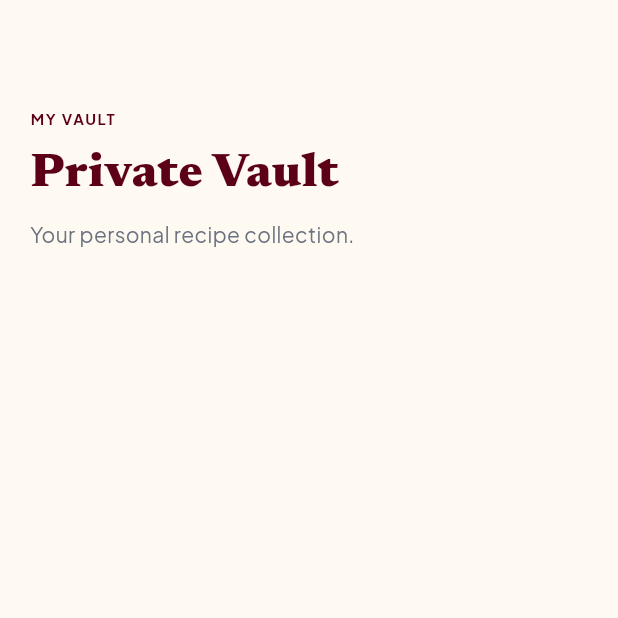
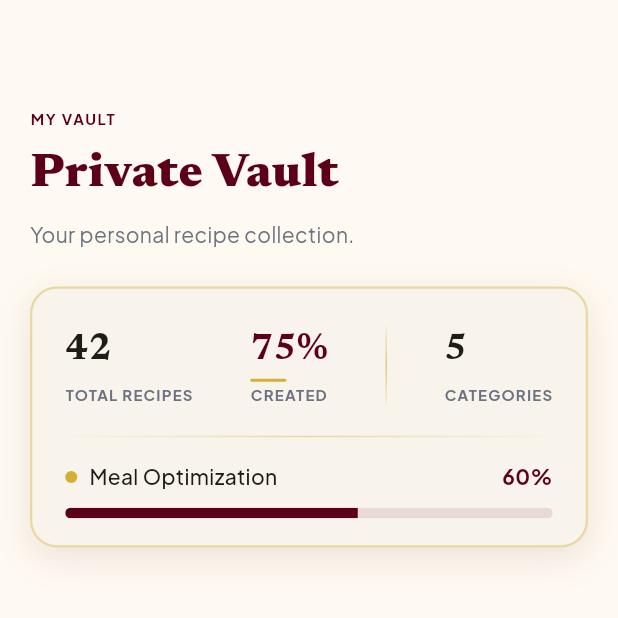
Before and after one commit to COS301-SE-2026/Mealchemy, a Flutter app: the VaultScreen screen opened by its route, on a phone screen of 412 x 824 dp, the top half of it. Run offline on Flutter 3.47's test engine with Material 3 defaults, Android fonts, the phone set to English and light mode, and no system bars; our stand-ins replace dio, flutter_riverpod, go_router, google_fonts.

Commit message:
created a vault stats , add validation for the signup form

```diff
--- a/frontend/lib/features/auth/widgets/signup_form.dart
+++ b/frontend/lib/features/auth/widgets/signup_form.dart
@@ -5,6 +5,7 @@ import 'package:mealchemy/core/shared_widgets/atoms/app_card.dart';
 import 'package:mealchemy/core/shared_widgets/atoms/app_text_field.dart';
 import 'package:mealchemy/core/theme/app_colours.dart';
 import 'package:mealchemy/core/theme/app_typography.dart';
+import 'package:mealchemy/core/utils/validators.dart';
 
 class SignupForm extends StatefulWidget {
   const SignupForm({super.key});
@@ -15,12 +16,17 @@ class SignupForm extends StatefulWidget {
 
 class _SignupFormState extends State<SignupForm> {
   // Input controllers for the signup fields
-  final _nameController            = TextEditingController();
-  final _emailController           = TextEditingController();
-  final _passwordController        = TextEditingController();
+  final _nameController = TextEditingController();
+  final _emailController = TextEditingController();
+  final _passwordController = TextEditingController();
   final _confirmPasswordController = TextEditingController();
 
   bool _isLoading = false;
+  //Validation error variables
+  String? _nameError;
+  String? _emailError;
+  String? _passwordError;
+  String? _confirmPasswordError;
 
   @override
   void dispose() {
@@ -32,13 +38,27 @@ class _SignupFormState extends State<SignupForm> {
     super.dispose();
   }
 
+  bool _validate() {
+    setState(() {
+      _nameError = Validators.textField(_nameController.text);
+      _emailError = Validators.email(_emailController.text);
+      _passwordError = Validators.password(_passwordController.text);
+      _confirmPasswordError = Validators.confirmPassword(
+          _passwordController.text, _confirmPasswordController.text);
+    });
+    return _nameError == null &&
+        _emailError == null &&
+        _passwordError == null &&
+        _confirmPasswordError == null;
+  }
+
   //On click register button logic
   void _handleRegister() {
+    if (!_validate()) return;
     setState(() => _isLoading = true);
     Future.delayed(const Duration(seconds: 1), () {
       if (mounted) {
         setState(() => _isLoading = false);
-        // TODO: connect to auth provider then navigate to preference screen
         context.go('/preference');
       }
     });
@@ -74,7 +94,6 @@ class _SignupFormState extends State<SignupForm> {
         child: Column(
           crossAxisAlignment: CrossAxisAlignment.stretch,
           children: [
-
             //Create Account heading
             Text(
               'Create Account',
@@ -102,6 +121,10 @@ class _SignupFormState extends State<SignupForm> {
               controller: _nameController,
               keyboardType: TextInputType.name,
               leftIcon: Icons.person_outline,
+              errorText: _nameError,
+              onChanged: (_) {
+                if (_nameError != null) setState(() => _nameError = null);
+              },
             ),
             const SizedBox(height: 16),
 
@@ -112,6 +135,10 @@ class _SignupFormState extends State<SignupForm> {
               controller: _emailController,
               keyboardType: TextInputType.emailAddress,
               leftIcon: Icons.email_outlined,
+              errorText: _emailError,
+              onChanged: (_) {
+                if (_emailError != null) setState(() => _emailError = null);
+              },
             ),
             const SizedBox(height: 16),
 
@@ -129,6 +156,11 @@ class _SignupFormState extends State<SignupForm> {
             AppTextField.private(
               hint: '........',
               controller: _passwordController,
+              errorText: _passwordError,
+              onChanged: (_) {
+                if (_passwordError != null)
+                  setState(() => _passwordError = null);
+              },
             ),
             const SizedBox(height: 16),
 
@@ -146,6 +178,11 @@ class _SignupFormState extends State<SignupForm> {
             AppTextField.private(
               hint: '........',
               controller: _confirmPasswordController,
+              errorText: _confirmPasswordError,
+              onChanged: (_) {
+                if (_confirmPasswordError != null)
+                  setState(() => _confirmPasswordError = null);
+              },
             ),
             const SizedBox(height: 24),
 
--- a/frontend/lib/features/vault/screens/vault_screen.dart
+++ b/frontend/lib/features/vault/screens/vault_screen.dart
@@ -2,6 +2,7 @@ import 'package:flutter/material.dart';
 import '../../../core/theme/app_colours.dart';
 import '../../../core/theme/app_typography.dart';
 import '../widgets/vault_header.dart';
+import '../widgets/vault_stats_card.dart';
 
 class VaultScreen extends StatelessWidget {
   const VaultScreen({super.key});
@@ -16,9 +17,21 @@ class VaultScreen extends StatelessWidget {
       ),
       body: const SafeArea(
         child: Padding(
-          padding: EdgeInsets.fromLTRB(20, 16, 20, 28),
-          child: VaultHeader(),
-        ),
+            padding: EdgeInsets.fromLTRB(20, 16, 20, 28),
+            child: Column(
+              crossAxisAlignment: CrossAxisAlignment.start,
+              children: [
+                VaultHeader(),
+                SizedBox(height: 24),
+                VaultStatsCard(
+                  totalRecipes: 42,
+                  createdPercent: 75,
+                  categoryCount: 5,
+                  optimizationPercent: 60,
+                ),
+                // The folder list would go here
+              ],
+            )),
       ),
     );
   }
--- /dev/null
+++ b/frontend/lib/features/vault/widgets/vault_stats_card.dart
@@ -0,0 +1,207 @@
+import 'package:flutter/material.dart';
+import '../../../core/theme/app_colours.dart';
+import '../../../core/theme/app_typography.dart';
+
+class VaultStatsCard extends StatelessWidget {
+  const VaultStatsCard({
+    super.key,
+    required this.totalRecipes,
+    required this.createdPercent,
+    required this.categoryCount,
+    required this.optimizationPercent,
+  });
+
+  final int totalRecipes;
+  final int createdPercent;
+  final int categoryCount;
+  final int optimizationPercent;
+
+  @override
+  Widget build(BuildContext context) {
+    final progress = (optimizationPercent.clamp(0, 100)) / 100;
+
+    return Container(
+      padding: const EdgeInsets.fromLTRB(22, 24, 22, 18),
+      decoration: BoxDecoration(
+        color: AppColors.surfaceLight,
+        borderRadius: BorderRadius.circular(18),
+        border: Border.all(
+          color: AppColors.accent.withValues(alpha: 0.4),
+          width: 1.5,
+        ),
+        boxShadow: [
+          BoxShadow(
+            color: AppColors.primary.withValues(alpha: 0.08),
+            blurRadius: 20,
+            offset: const Offset(0, 8),
+          ),
+          BoxShadow(
+            color: AppColors.accent.withValues(alpha: 0.06),
+            blurRadius: 10,
+            offset: const Offset(0, 2),
+          ),
+        ],
+      ),
+      child: Column(
+        children: [
+          Row(
+            children: [
+              _StatItem(
+                value: '$totalRecipes',
+                label: 'TOTAL RECIPES',
+              ),
+              const Spacer(),
+              _StatItem(
+                value: '$createdPercent%',
+                label: 'CREATED',
+                highlight: true,
+              ),
+              const Spacer(),
+              // gradient divider line
+              Container(
+                width: 1,
+                height: 52,
+                decoration: BoxDecoration(
+                  gradient: LinearGradient(
+                    colors: [
+                      AppColors.accent.withValues(alpha: 0.1),
+                      AppColors.accent.withValues(alpha: 0.6),
+                      AppColors.accent.withValues(alpha: 0.1),
+                    ],
+                    begin: Alignment.topCenter,
+                    end: Alignment.bottomCenter,
+                  ),
+                ),
+              ),
+              const Spacer(),
+              _StatItem(
+                value: '$categoryCount',
+                label: 'CATEGORIES',
+              ),
+            ],
+          ),
+          const SizedBox(height: 20),
+
+          // Gold accent line
+          Container(
+            height: 1,
+            decoration: BoxDecoration(
+              gradient: LinearGradient(
+                colors: [
+                  AppColors.accent.withValues(alpha: 0),
+                  AppColors.accent.withValues(alpha: 0.4),
+                  AppColors.accent.withValues(alpha: 0),
+                ],
+              ),
+            ),
+          ),
+          const SizedBox(height: 16),
+
+          // Meal optimization row
+          Row(
+            children: [
+              Row(
+                children: [
+                  Container(
+                    width: 8,
+                    height: 8,
+                    decoration: const BoxDecoration(
+                      color: AppColors.accent,
+                      shape: BoxShape.circle,
+                    ),
+                  ),
+                  const SizedBox(width: 8),
+                  Text(
+                    'Meal Optimization',
+                    style: AppTextStyles.body.copyWith(
+                      color: AppColors.textLight,
+                      fontWeight: FontWeight.w500,
+                    ),
+                  ),
+                ],
+              ),
+              const Spacer(),
+              Text(
+                '$optimizationPercent%',
+                style: AppTextStyles.body.copyWith(
+                  color: AppColors.primary,
+                  fontWeight: FontWeight.w700,
+                ),
+              ),
+            ],
+          ),
+          const SizedBox(height: 10),
+
+          // Progress bar - crimson fill on warm background
+          ClipRRect(
+            borderRadius: BorderRadius.circular(99),
+            child: LinearProgressIndicator(
+              value: progress,
+              minHeight: 7,
+              backgroundColor: AppColors.primary.withValues(alpha: 0.1),
+              valueColor: const AlwaysStoppedAnimation<Color>(
+                AppColors.primary,
+              ),
+            ),
+          ),
+        ],
+      ),
+    );
+  }
+}
+
+class _StatItem extends StatelessWidget {
+  const _StatItem({
+    required this.value,
+    required this.label,
+    this.highlight = false,
+  });
+
+  final String value;
+  final String label;
+  final bool highlight;
+
+  @override
+  Widget build(BuildContext context) {
+    return Column(
+      crossAxisAlignment: CrossAxisAlignment.start,
+      children: [
+        // Highlighted value gets gold underline
+        Stack(
+          clipBehavior: Clip.none,
+          children: [
+            Text(
+              value,
+              style: AppTextStyles.heading2.copyWith(
+                color: highlight ? AppColors.primary : AppColors.textLight,
+                fontWeight: FontWeight.w700,
+              ),
+            ),
+            if (highlight)
+              Positioned(
+                bottom: -4,
+                left: 0,
+                child: Container(
+                  width: 24,
+                  height: 2,
+                  decoration: BoxDecoration(
+                    color: AppColors.accent,
+                    borderRadius: BorderRadius.circular(1),
+                  ),
+                ),
+              ),
+          ],
+        ),
+        const SizedBox(height: 6),
+        Text(
+          label,
+          style: AppTextStyles.label.copyWith(
+            color: AppColors.textMuted,
+            fontSize: 10,
+            letterSpacing: 0.8,
+          ),
+        ),
+      ],
+    );
+  }
+}
```
